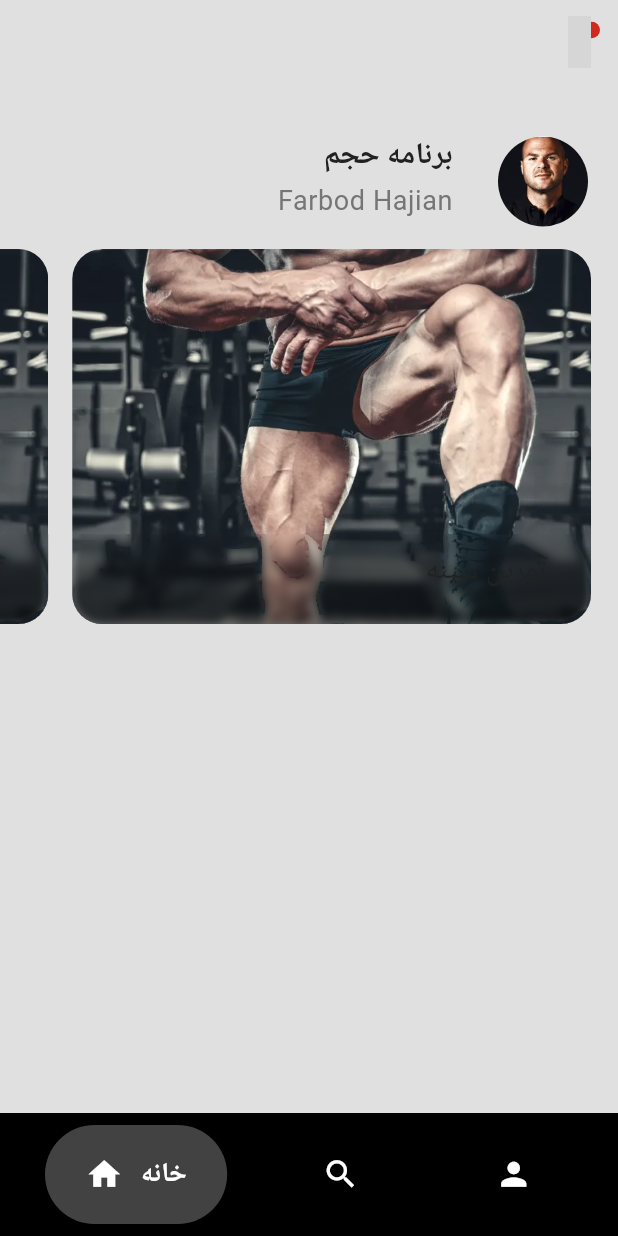
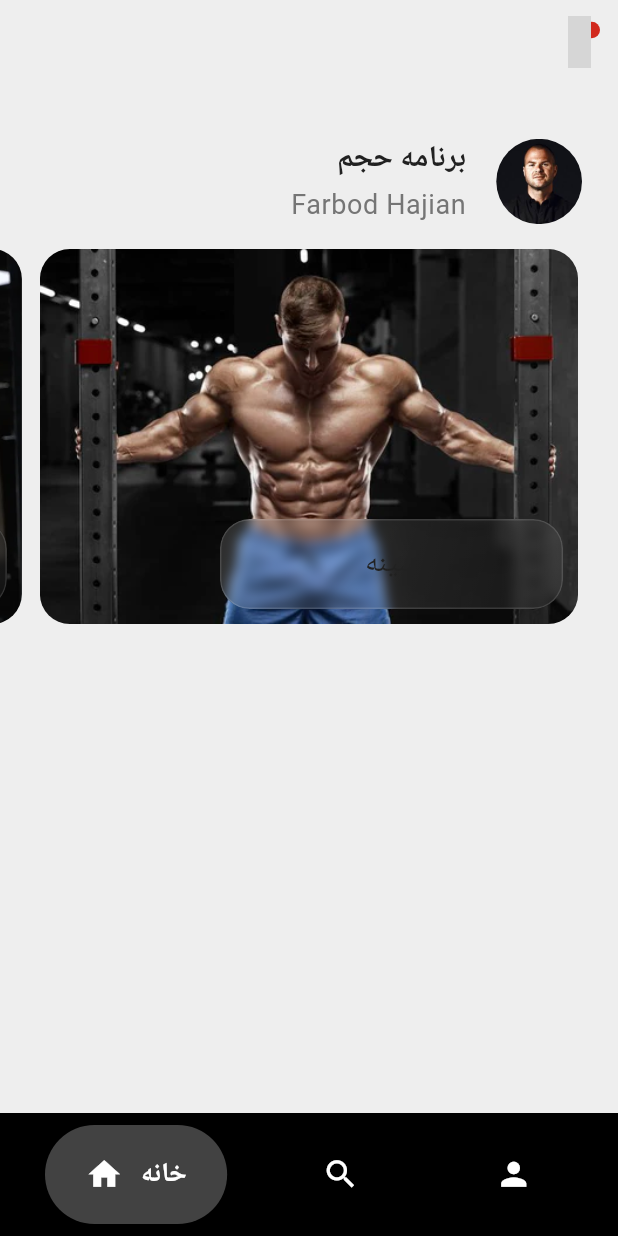
Before and after one commit to parsashu/fitness-app-flutter, a Flutter app: the screen it shows after launch, on a phone screen of 412 x 824 dp. Run offline on Flutter 3.47's test engine with Material 3 defaults, Android fonts, the phone set to English and light mode, and no system bars; drawn by our look-alikes of google_nav_bar; our stand-ins replace firebase_auth, firebase_core, fluentui_system_icons, iconsax_plus, image_picker, shared_preferences; missing offline and left inert: persian_fonts; accounts and stored records are empty; grey boxes are pictures that could not be loaded.

Commit message:
finished program

```diff
--- a/lib/components/containers/friend_request.dart
+++ b/lib/components/containers/friend_request.dart
@@ -21,7 +21,9 @@ class FriendRequest extends StatelessWidget {
 
   @override
   Widget build(BuildContext context) {
-    return Row(
+    return SizedBox(
+      height: 115,
+      child: Row(
         children: [
           const SizedBox(width: 20),
 
@@ -44,6 +46,7 @@ class FriendRequest extends StatelessWidget {
             ),
           ),
         ],
+      ),
     );
   }
 }
--- /dev/null
+++ b/lib/components/containers/my_frosted_glass.dart
@@ -0,0 +1,62 @@
+import 'dart:ui';
+
+import 'package:flutter/material.dart';
+
+class MyFrostedGlass extends StatelessWidget {
+  const MyFrostedGlass({
+    super.key,
+    this.width = double.infinity,
+    this.height = 50,
+    required this.child,
+  });
+
+  final double width;
+  final double height;
+  final Widget child;
+
+  @override
+  Widget build(BuildContext context) {
+    return ClipRRect(
+      borderRadius: BorderRadius.circular(20),
+      child: Container(
+        width: width,
+        height: height,
+        color: Colors.transparent,
+        child: Stack(
+          // Blur effect
+          children: [
+            BackdropFilter(
+              filter: ImageFilter.blur(
+                sigmaX: 4,
+                sigmaY: 4,
+              ),
+              child: Container(),
+            ),
+
+            // Gradiant effect
+            Container(
+              decoration: BoxDecoration(
+                borderRadius: BorderRadius.circular(20),
+                border: Border.all(
+                  color: Colors.white.withOpacity(0.13),
+                ),
+                gradient: LinearGradient(
+                  begin: Alignment.topLeft,
+                  end: Alignment.bottomRight,
+                  colors: [
+                    Colors.white.withOpacity(0.15),
+                    Colors.white.withOpacity(0.05),
+                  ],
+                ),
+              ),
+            ),
+            // Child
+            Center(
+              child: child,
+            ),
+          ],
+        ),
+      ),
+    );
+  }
+}
--- a/lib/components/containers/profile_view.dart
+++ b/lib/components/containers/profile_view.dart
@@ -38,6 +38,7 @@ class ProfileView extends StatelessWidget {
               // Text
               Expanded(
                 child: Column(
+                  mainAxisAlignment: MainAxisAlignment.center,
                   crossAxisAlignment: CrossAxisAlignment.end,
                   children: [
                     // Title
@@ -63,9 +64,15 @@ class ProfileView extends StatelessWidget {
               // Profile picture
               if (avatar != null) ...[
                 const SizedBox(width: 20),
-                CircleAvatar(
-                  radius: 40,
-                  backgroundImage: avatar,
+                LayoutBuilder(
+                  builder: (context, constraints) {
+                    double radius = constraints.maxHeight / 2.1;
+
+                    return CircleAvatar(
+                      radius: radius,
+                      backgroundImage: avatar,
+                    );
+                  }
                 ),
               ],
             ],
--- a/lib/components/containers/workout/workout_program.dart
+++ b/lib/components/containers/workout/workout_program.dart
@@ -10,9 +10,10 @@ class WorkoutProgram extends StatelessWidget {
     return Column(
       children: [
         // Name and trainer
-        const SizedBox(
+        Container(
           height: 90,
-          child: ProfileView(
+          padding: const EdgeInsets.only(right: 24),
+          child: const ProfileView(
             name: 'برنامه حجم', // Program name
             bio: 'Farbod Hajian', // Trainer name
             avatar: AssetImage('assets/images/example_profile.png'),
@@ -26,24 +27,38 @@ class WorkoutProgram extends StatelessWidget {
           height: 250,
           child: PageView(
             reverse: true,
-            padEnds: false,
+            clipBehavior: Clip.none,
             controller: PageController(viewportFraction: 0.9),
             children: [
               WorkoutSection(
                 onPressed: () {},
-                title: 'تمرین سینه',
+                title: 'سینه',
+                image:
+                    const AssetImage('assets/images/workout/chest_workout.png'),
               ),
               WorkoutSection(
                 onPressed: () {},
-                title: 'تمرین زیربغل',
+                title: 'سرشانه و زیربغل',
+                image:
+                    const AssetImage('assets/images/workout/back_workout.png'),
               ),
               WorkoutSection(
                 onPressed: () {},
-                title: 'تمرین سینه',
+                title: 'جلوبازو پشت بازو',
+                image:
+                    const AssetImage('assets/images/workout/bicep_workout.png'),
               ),
               WorkoutSection(
                 onPressed: () {},
-                title: 'تمرین سینه',
+                title: 'پا',
+                image:
+                    const AssetImage('assets/images/workout/leg_workout.png'),
+              ),
+              WorkoutSection(
+                onPressed: () {},
+                title: 'شکم',
+                image:
+                    const AssetImage('assets/images/workout/abs_workout2.png'),
               ),
             ],
           ),
--- a/lib/components/containers/workout/workout_section.dart
+++ b/lib/components/containers/workout/workout_section.dart
@@ -1,16 +1,18 @@
-import 'dart:ui';
 import 'package:flutter/material.dart';
+import 'package:improwave/components/containers/my_frosted_glass.dart';
 import 'package:persian_fonts/persian_fonts.dart';
 
 class WorkoutSection extends StatefulWidget {
-  final VoidCallback onPressed;
-  final String title;
-
   const WorkoutSection({
     super.key,
     required this.onPressed,
     required this.title,
+    required this.image,
   });
+
+  final VoidCallback onPressed;
+  final String title;
+  final ImageProvider<Object> image;
 
   @override
   WorkoutSectionState createState() => WorkoutSectionState();
@@ -50,6 +52,8 @@ class WorkoutSectionState extends State<WorkoutSection>
     _animationController.reverse();
   }
 
+
+
   @override
   Widget build(BuildContext context) {
     return GestureDetector(
@@ -60,53 +64,22 @@ class WorkoutSectionState extends State<WorkoutSection>
       child: ScaleTransition(
         scale: _scaleAnimation,
         child: Container(
-          width: 350,
-          height: 200,
-          margin: const EdgeInsets.symmetric(horizontal: 8),
+          margin: const EdgeInsets.symmetric(horizontal: 6),
           decoration: BoxDecoration(
             borderRadius: BorderRadius.circular(20),
-            image: const DecorationImage(
-              image: AssetImage('assets/images/workout/leg_workout.png'),
+            image: DecorationImage(
+              image: widget.image,
               fit: BoxFit.cover,
             ),
           ),
-          child: Stack(
-            children: [
-              // Blur
-              Positioned(
-                left: 0,
-                right: 0,
-                bottom: 0,
-                height: 60,
-                child: ClipRRect(
-                  borderRadius: const BorderRadius.vertical(
-                    bottom: Radius.circular(20),
+          child: Padding(
+            padding: const EdgeInsets.only(
+              top: 180,
+              bottom: 10,
+              left: 120,
+              right: 10,
             ),
-                  child: BackdropFilter(
-                    filter: ImageFilter.blur(sigmaX: 3, sigmaY: 3),
-                    blendMode: BlendMode.darken,
-                    child: Container(
-                      decoration: BoxDecoration(
-                        gradient: LinearGradient(
-                          begin: Alignment.topCenter,
-                          end: Alignment.bottomCenter,
-                          colors: [
-                            Colors.transparent,
-                            Colors.black.withOpacity(0.3),
-                            Colors.black.withOpacity(0.5),
-                          ],
-                          stops: const [0.0, 0.4, 1.0],
-                        ),
-                      ),
-                    ),
-                  ),
-                ),
-              ),
-
-              // Title
-              Positioned(
-                right: 30,
-                bottom: 20,
+            child: MyFrostedGlass(
               child: Text(
                 widget.title,
                 style: PersianFonts.Vazir.copyWith(
@@ -116,7 +89,6 @@ class WorkoutSectionState extends State<WorkoutSection>
                 ),
               ),
             ),
-            ],
           ),
         ),
       ),
--- a/lib/components/user_lists/tra_list_search.dart
+++ b/lib/components/user_lists/tra_list_search.dart
@@ -27,7 +27,9 @@ class TraListSearch extends StatelessWidget {
                   child: Column(
                     children: [
                       for (int i = 1; i < 9; i++)
-                        ProfileView(
+                        SizedBox(
+                          height: 115,
+                          child: ProfileView(
                             name: 'مربی شماره $i',
                             bio:
                                 'مربی شماره $i به شما کمک می کند تا به بدن ایده آل خود رسیده و این کار را بدون تفکر و تحقیق در این زمینه انجام داده پس برنامه های خود را به او بسپارید',
@@ -35,6 +37,7 @@ class TraListSearch extends StatelessWidget {
                               'assets/images/example_profile.png',
                             ),
                             isThisTrainer: true,
+                          ),
                         ),
                     ],
                   ),
--- a/lib/main.dart
+++ b/lib/main.dart
@@ -1,6 +1,6 @@
 import 'package:flutter/material.dart';
 import 'package:improwave/pages/home/notification_page.dart';
-import 'package:improwave/pages/main_page%20copy.dart';
+import 'package:improwave/pages/main_page.dart';
 import 'package:improwave/pages/profile/ath_view_page.dart';
 import 'package:improwave/pages/profile/edit_profile.dart';
 import 'package:improwave/pages/profile/friends_page.dart';
@@ -14,7 +14,7 @@ import 'package:improwave/utils/is_trainer_provider.dart';
 import 'package:provider/provider.dart';
 import 'package:shared_preferences/shared_preferences.dart';
 import 'package:firebase_core/firebase_core.dart';
-import 'firebase_options.dart';
+import 'utils/firebase_options.dart';
 
 void main() async {
   WidgetsFlutterBinding.ensureInitialized();
--- a/lib/pages/home/home_page.dart
+++ b/lib/pages/home/home_page.dart
@@ -24,11 +24,11 @@ class _HomePageState extends State<HomePage> {
           ),
         ],
       ),
-      body: Padding(
-        padding: const EdgeInsets.only(top:20, right: 10),
+      body: const Padding(
+        padding: EdgeInsets.only(top: 20),
         child: Column(
           children: [
-            WorkoutProgram()
+            WorkoutProgram(),
           ],
         ),
       ),
--- a/lib/pages/main_page copy.dart
+++ /dev/null
@@ -1,45 +0,0 @@
-import 'package:flutter/material.dart';
-import 'package:improwave/components/bars/nav_bar.dart';
-import 'package:improwave/pages/home/home_page.dart';
-import 'package:improwave/pages/profile/Ath_profile_page.dart';
-import 'package:improwave/pages/profile/tra_profile_page.dart';
-import 'package:improwave/pages/search_page.dart';
-import 'package:improwave/utils/is_trainer_provider.dart';
-import 'package:provider/provider.dart';
-
-class MainPage extends StatefulWidget {
-  const MainPage({super.key});
-
-  @override
-  State<MainPage> createState() => _MainPageState();
-}
-
-class _MainPageState extends State<MainPage> {
-  int _selectedIndex = 0;
-
-  void _onTabChange(int index) {
-    setState(() {
-      _selectedIndex = index;
-    });
-  }
-
-  @override
-  Widget build(BuildContext context) {
-    final bool isTrainer = Provider.of<IsTrainerProvider>(context).isTrainer;
-
-    // Pages
-    final List<Widget> pages = [
-      const HomePage(),
-      const SearchPage(),
-      isTrainer ? const TraProfilePage() : const AthProfilePage()
-    ];
-
-    return Scaffold(
-      body: pages[_selectedIndex],
-      bottomNavigationBar: NavBar(
-        selectedIndex: _selectedIndex,
-        onTabChange: _onTabChange,
-      ),
-    );
-  }
-}
--- a/lib/themes/theme.dart
+++ b/lib/themes/theme.dart
@@ -7,7 +7,7 @@ ThemeData lightMode = ThemeData(
   highlightColor: Colors.transparent,
   tabBarTheme: const TabBarTheme(splashFactory: NoSplash.splashFactory),
   colorScheme: ColorScheme.light(
-    surface: Colors.grey.shade300,  // Backgound
+    surface: Colors.grey.shade200,  // Backgound
     surfaceBright: Colors.white,
     primary: Colors.grey.shade800,
     primaryContainer: Colors.white,  // Containers
```
Also changed, not shown: lib/components/user_lists/ath_list_search.dart (+9 -6 lines), lib/utils/select_image.dart (+111 -0 lines), assets/images/workout/abs_workout2.png (added), assets/images/workout/back_workout.png (added), assets/images/workout/bicep_workout.png (added), assets/images/workout/chest_workout2.png (added), lib/utils/firebase_options.dart (renamed from lib/firebase_options.dart). Lines whose indentation alone changed are shown as unchanged.
